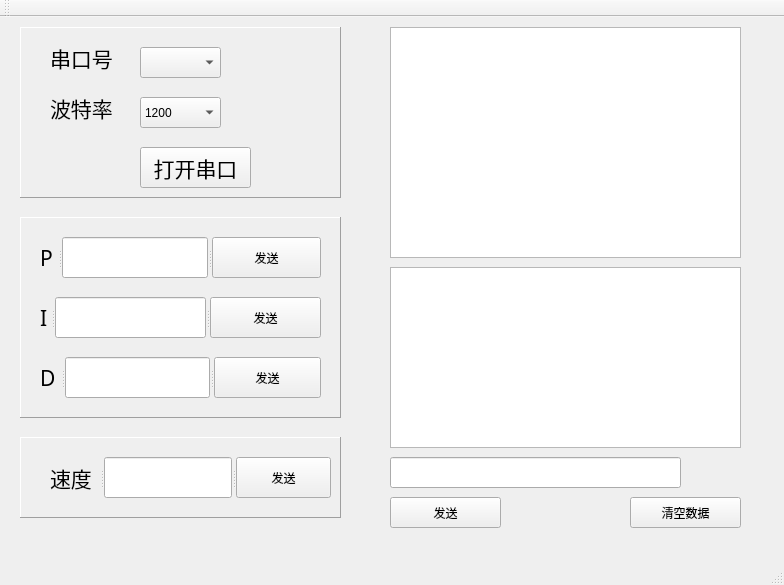
This is serialportAssistant/mainwindow.ui in MecZhang/Host_Computer as Qt 5 draws it before an edit. The edited form follows.
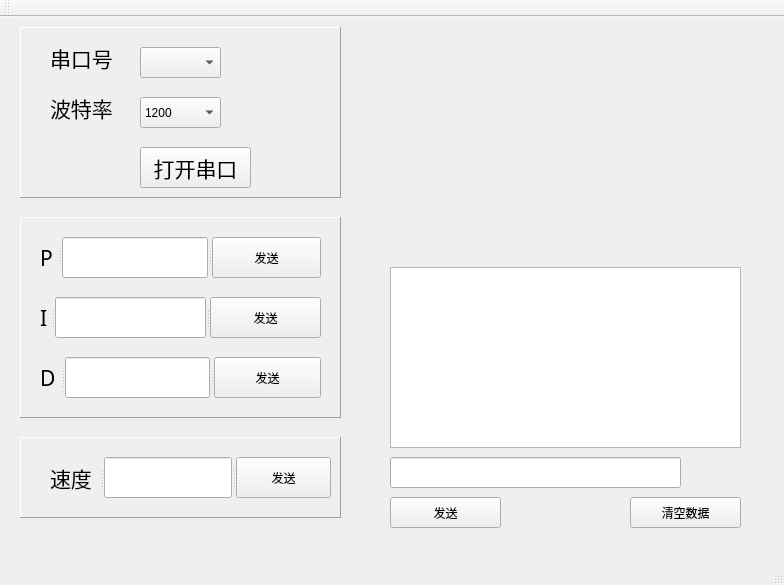
This is the edited form.

The edit to the form file:
```diff
--- a/serialportAssistant/mainwindow.ui
+++ b/serialportAssistant/mainwindow.ui
@@ -305,16 +305,6 @@
      </property>
     </widget>
    </widget>
-   <widget class="QGraphicsView" name="graphicsView">
-    <property name="geometry">
-     <rect>
-      <x>390</x>
-      <y>10</y>
-      <width>351</width>
-      <height>231</height>
-     </rect>
-    </property>
-   </widget>
    <widget class="QFrame" name="frame_3">
     <property name="geometry">
      <rect>
```
Left out of the diff: 5 changed lines with no effect on the pictures.
